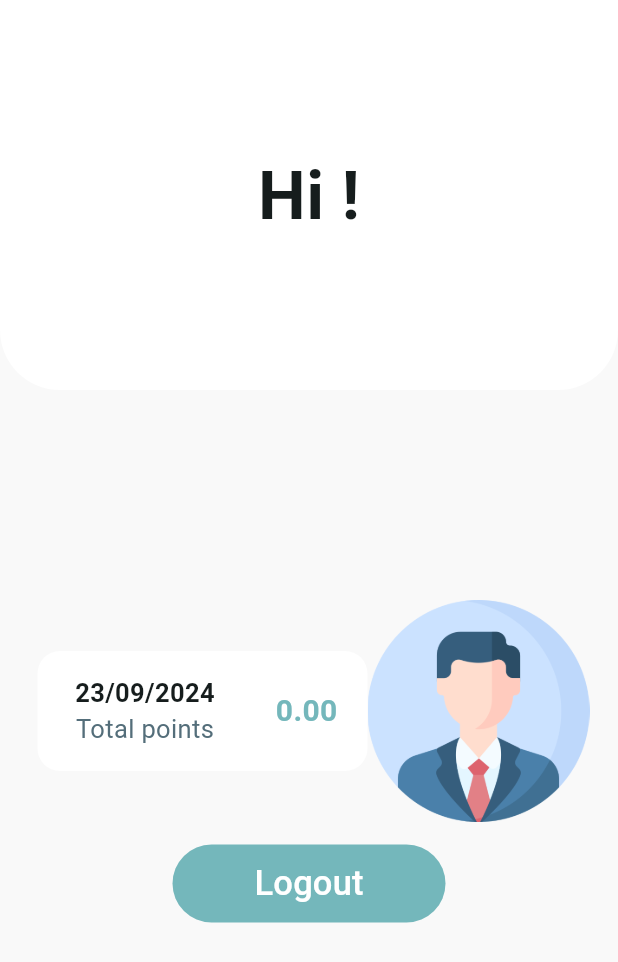
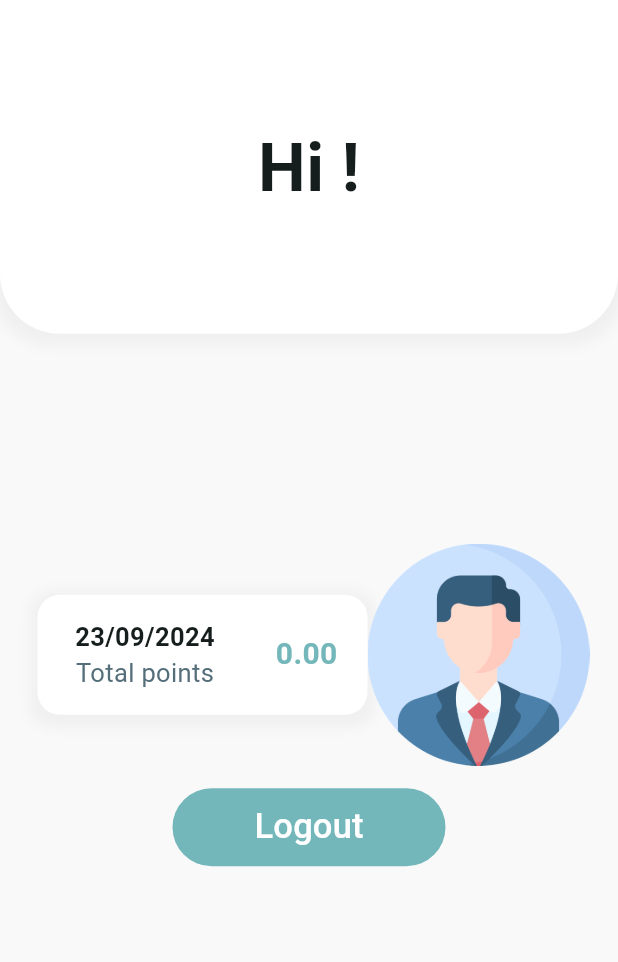
Before and after one commit to wilsone24/My-Best-Self, a Flutter app: the screen it shows after launch, on a phone screen of 412 x 824 dp. Shown: the top 962 px of the screen. Run offline on Flutter 3.47's test engine with Material 3 defaults, Android fonts, the phone set to English and light mode, and no system bars; our stand-ins replace get.

Commit message:
Refactor profile_page.dart: Update layout and add box shadows

```diff
--- a/lib/ui/pages/profile_page.dart
+++ b/lib/ui/pages/profile_page.dart
@@ -17,26 +17,33 @@ class ProfilePage extends StatelessWidget {
 
   @override
   Widget build(BuildContext context) {
+    double screenHeight = MediaQuery.of(context).size.height;
+    double screenWidth = MediaQuery.of(context).size.width;
     return Column(
       children: [
         SafeArea(
           child: Container(
             width: double.infinity,
-            height: 260,
-            decoration: const BoxDecoration(
-              color: Colors.white,
-              borderRadius: BorderRadius.only(
-                bottomLeft: Radius.circular(40),
-                bottomRight: Radius.circular(40),
-              ),
-            ),
+            height: screenHeight * 0.27,
+            decoration:  BoxDecoration(
+                color: Colors.white,
+                borderRadius: const BorderRadius.only(
+                  bottomLeft: Radius.circular(40),
+                  bottomRight: Radius.circular(40),
+                ),
+                boxShadow: [
+                  BoxShadow(
+                      color: Colors.grey.withOpacity(0.1),
+                      spreadRadius: 5,
+                      blurRadius: 7,
+                      offset: const Offset(0, 3) // changes
+                      )
+                ]),
             child: Center(
               child: Text(
                 "Hi ${userController.getUserName()}!",
-                style: const TextStyle(
-                  fontSize: 45,
-                  fontWeight: FontWeight.w600
-                ),
+                style:
+                    const TextStyle(fontSize: 45, fontWeight: FontWeight.w600),
               ),
             ),
           ),
@@ -53,6 +60,14 @@ class ProfilePage extends StatelessWidget {
                 decoration: BoxDecoration(
                   borderRadius: BorderRadius.circular(15),
                   color: Colors.white,
+                  boxShadow: [
+                  BoxShadow(
+                      color: Colors.grey.withOpacity(0.1),
+                      spreadRadius: 5,
+                      blurRadius: 7,
+                      offset: const Offset(0, 3) // changes
+                      )
+                ]
                 ),
                 child: Padding(
                   padding: const EdgeInsetsDirectional.only(start: 25, end: 20),
```
